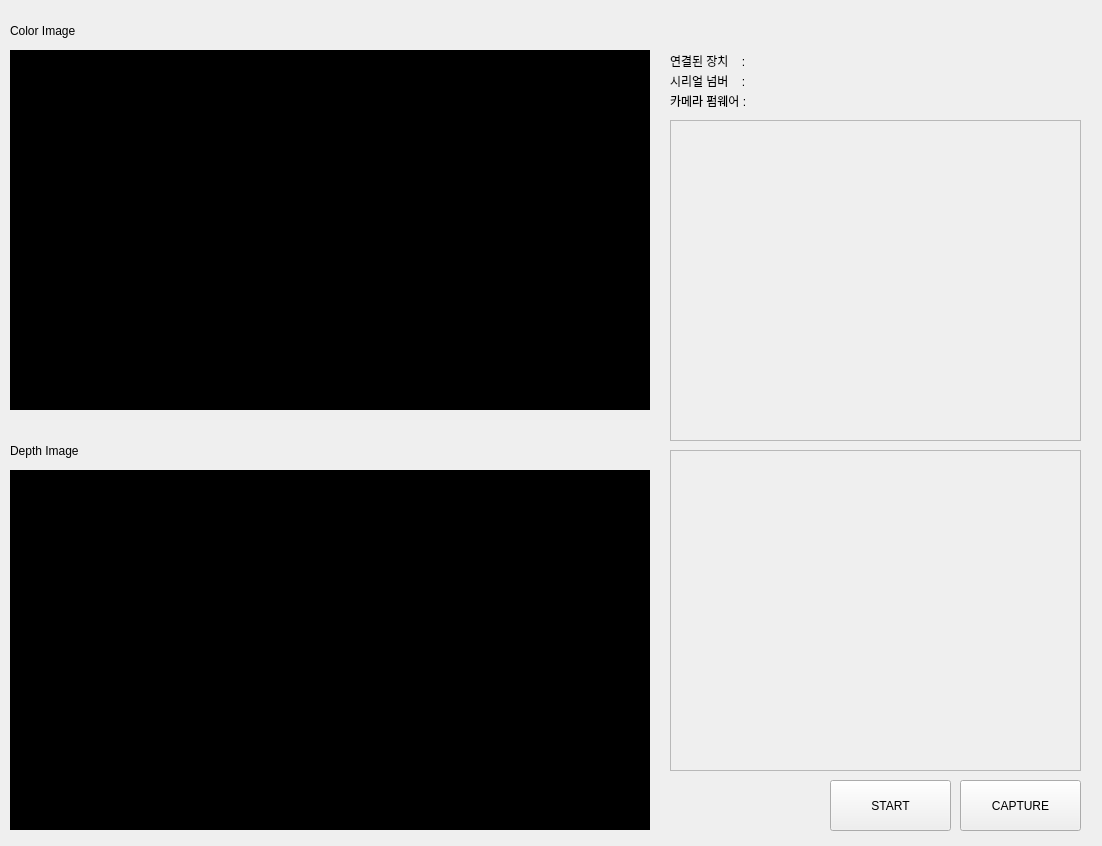
First picture: the form in 3D_Face_scanning.vc140/MainQtApplication/demofirstpart.ui, repository CSID-DGU/2017-2-CECD-BirdSound-1, before the edit.
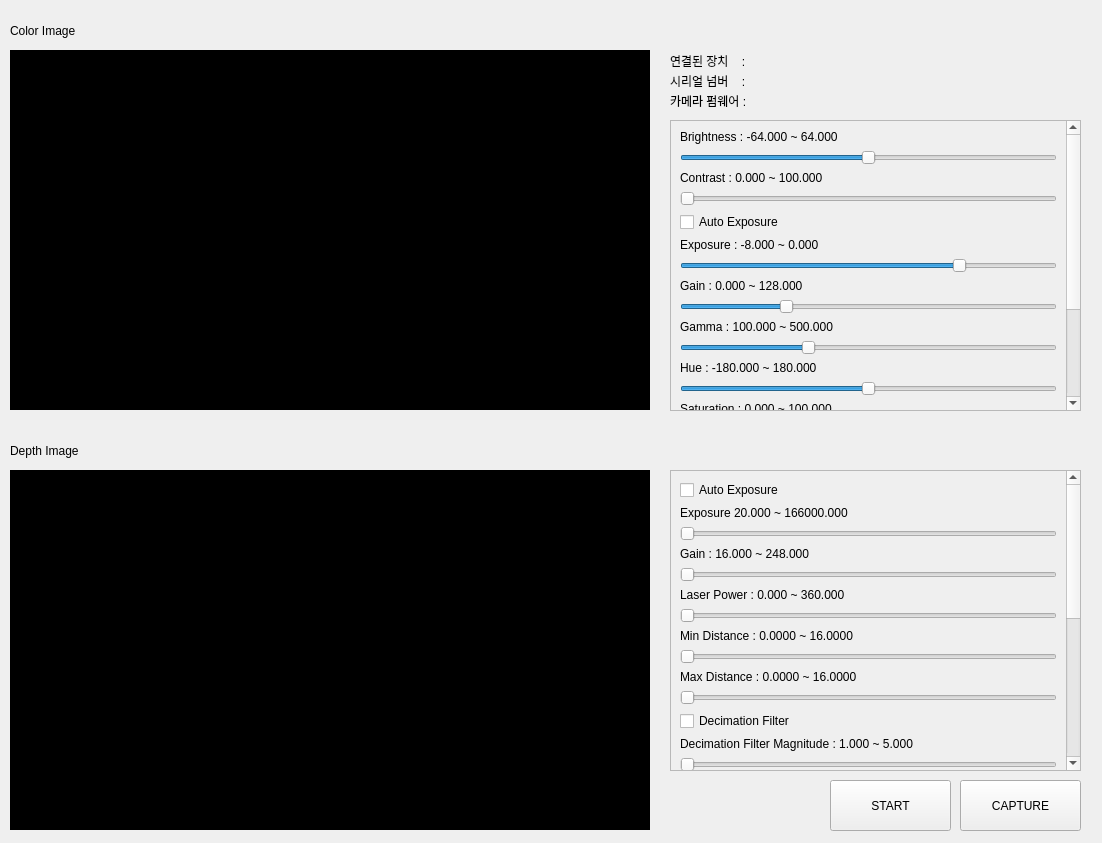
Second picture: the form after the edit.

Commit message: confirm UI design

```diff
--- a/3D_Face_scanning.vc140/MainQtApplication/demofirstpart.ui
+++ b/3D_Face_scanning.vc140/MainQtApplication/demofirstpart.ui
@@ -7,7 +7,7 @@
     <x>0</x>
     <y>0</y>
     <width>1102</width>
-    <height>846</height>
+    <height>843</height>
    </rect>
   </property>
   <property name="windowTitle">
@@ -107,9 +107,9 @@
    <property name="geometry">
     <rect>
      <x>670</x>
-     <y>450</y>
+     <y>470</y>
      <width>411</width>
-     <height>321</height>
+     <height>301</height>
     </rect>
    </property>
    <property name="widgetResizable">
@@ -119,11 +119,269 @@
     <property name="geometry">
      <rect>
       <x>0</x>
-      <y>0</y>
-      <width>409</width>
-      <height>319</height>
+      <y>-353</y>
+      <width>392</width>
+      <height>652</height>
      </rect>
     </property>
+    <layout class="QGridLayout" name="gridLayout_2">
+     <item row="2" column="0">
+      <widget class="QSlider" name="Exposure_">
+       <property name="minimum">
+        <number>20</number>
+       </property>
+       <property name="maximum">
+        <number>166000</number>
+       </property>
+       <property name="singleStep">
+        <number>10</number>
+       </property>
+       <property name="orientation">
+        <enum>Qt::Horizontal</enum>
+       </property>
+      </widget>
+     </item>
+     <item row="5" column="0">
+      <widget class="QLabel" name="label_14">
+       <property name="text">
+        <string>Laser Power : 0.000 ~ 360.000  </string>
+       </property>
+      </widget>
+     </item>
+     <item row="8" column="0">
+      <widget class="QSlider" name="MinDistance">
+       <property name="maximum">
+        <number>16</number>
+       </property>
+       <property name="orientation">
+        <enum>Qt::Horizontal</enum>
+       </property>
+      </widget>
+     </item>
+     <item row="6" column="0">
+      <widget class="QSlider" name="LaserPower">
+       <property name="maximum">
+        <number>360</number>
+       </property>
+       <property name="singleStep">
+        <number>10</number>
+       </property>
+       <property name="orientation">
+        <enum>Qt::Horizontal</enum>
+       </property>
+      </widget>
+     </item>
+     <item row="9" column="0">
+      <widget class="QLabel" name="label_16">
+       <property name="text">
+        <string>Max Distance : 0.0000 ~ 16.0000  </string>
+       </property>
+      </widget>
+     </item>
+     <item row="10" column="0">
+      <widget class="QSlider" name="MaxDistance">
+       <property name="maximum">
+        <number>16</number>
+       </property>
+       <property name="orientation">
+        <enum>Qt::Horizontal</enum>
+       </property>
+      </widget>
+     </item>
+     <item row="4" column="0">
+      <widget class="QSlider" name="Gain_2">
+       <property name="minimum">
+        <number>16</number>
+       </property>
+       <property name="maximum">
+        <number>248</number>
+       </property>
+       <property name="orientation">
+        <enum>Qt::Horizontal</enum>
+       </property>
+      </widget>
+     </item>
+     <item row="12" column="0">
+      <widget class="QLabel" name="label_17">
+       <property name="text">
+        <string>Decimation Filter Magnitude : 1.000 ~ 5.000  </string>
+       </property>
+      </widget>
+     </item>
+     <item row="1" column="0">
+      <widget class="QLabel" name="label_12">
+       <property name="text">
+        <string>Exposure 20.000 ~ 166000.000  </string>
+       </property>
+      </widget>
+     </item>
+     <item row="7" column="0">
+      <widget class="QLabel" name="label_15">
+       <property name="text">
+        <string>Min Distance : 0.0000 ~ 16.0000  </string>
+       </property>
+      </widget>
+     </item>
+     <item row="3" column="0">
+      <widget class="QLabel" name="label_13">
+       <property name="text">
+        <string>Gain : 16.000 ~ 248.000  </string>
+       </property>
+      </widget>
+     </item>
+     <item row="21" column="0">
+      <widget class="QCheckBox" name="TemporalFilter">
+       <property name="text">
+        <string>Temporal Filter</string>
+       </property>
+      </widget>
+     </item>
+     <item row="24" column="0">
+      <widget class="QLabel" name="label_22">
+       <property name="text">
+        <string>Temporal Filter Smooth Alpha : 0.0000 ~ 1.0000  </string>
+       </property>
+      </widget>
+     </item>
+     <item row="25" column="0">
+      <widget class="QSlider" name="TemporalFilterSmoothAlpha">
+       <property name="maximum">
+        <number>100</number>
+       </property>
+       <property name="orientation">
+        <enum>Qt::Horizontal</enum>
+       </property>
+      </widget>
+     </item>
+     <item row="13" column="0">
+      <widget class="QSlider" name="DecimationFilterMagnitude">
+       <property name="minimum">
+        <number>1</number>
+       </property>
+       <property name="maximum">
+        <number>5</number>
+       </property>
+       <property name="orientation">
+        <enum>Qt::Horizontal</enum>
+       </property>
+      </widget>
+     </item>
+     <item row="15" column="0">
+      <widget class="QLabel" name="label_18">
+       <property name="text">
+        <string>Spatial Filter Magnitude : 1.000 ~ 5000</string>
+       </property>
+      </widget>
+     </item>
+     <item row="19" column="0">
+      <widget class="QLabel" name="label_20">
+       <property name="text">
+        <string>Spatial Filter Smooth Delta : 1.000 ~ 50.000  </string>
+       </property>
+      </widget>
+     </item>
+     <item row="27" column="0">
+      <widget class="QSlider" name="TemporalFilterSmoothDelta">
+       <property name="minimum">
+        <number>1</number>
+       </property>
+       <property name="maximum">
+        <number>100</number>
+       </property>
+       <property name="orientation">
+        <enum>Qt::Horizontal</enum>
+       </property>
+      </widget>
+     </item>
+     <item row="16" column="0">
+      <widget class="QSlider" name="SpatialFilterMagnitude">
+       <property name="maximum">
+        <number>5</number>
+       </property>
+       <property name="orientation">
+        <enum>Qt::Horizontal</enum>
+       </property>
+      </widget>
+     </item>
+     <item row="17" column="0">
+      <widget class="QLabel" name="label_19">
+       <property name="text">
+        <string>Spatial Filter Smooth Alpha : 0.2500 ~ 1.0000  </string>
+       </property>
+      </widget>
+     </item>
+     <item row="11" column="0">
+      <widget class="QCheckBox" name="DecimationFilter">
+       <property name="text">
+        <string>Decimation Filter</string>
+       </property>
+      </widget>
+     </item>
+     <item row="20" column="0">
+      <widget class="QSlider" name="SpatialFilterSmoothDelta">
+       <property name="minimum">
+        <number>1</number>
+       </property>
+       <property name="maximum">
+        <number>50</number>
+       </property>
+       <property name="orientation">
+        <enum>Qt::Horizontal</enum>
+       </property>
+      </widget>
+     </item>
+     <item row="23" column="0">
+      <widget class="QSlider" name="TemporalFilterMagnitude">
+       <property name="maximum">
+        <number>15</number>
+       </property>
+       <property name="orientation">
+        <enum>Qt::Horizontal</enum>
+       </property>
+      </widget>
+     </item>
+     <item row="22" column="0">
+      <widget class="QLabel" name="label_21">
+       <property name="text">
+        <string>Temporal Filter Magnitude : 0.000 ~ 15.000  </string>
+       </property>
+      </widget>
+     </item>
+     <item row="26" column="0">
+      <widget class="QLabel" name="label_23">
+       <property name="text">
+        <string>Temporal Filter Smooth Delta : 1.000 ~ 100.000  </string>
+       </property>
+      </widget>
+     </item>
+     <item row="18" column="0">
+      <widget class="QSlider" name="SpatialFilterSmoothAlpha">
+       <property name="minimum">
+        <number>25</number>
+       </property>
+       <property name="maximum">
+        <number>100</number>
+       </property>
+       <property name="orientation">
+        <enum>Qt::Horizontal</enum>
+       </property>
+      </widget>
+     </item>
+     <item row="14" column="0">
+      <widget class="QCheckBox" name="SpatialFilter">
+       <property name="text">
+        <string>Spatial Filter</string>
+       </property>
+      </widget>
+     </item>
+     <item row="0" column="0">
+      <widget class="QCheckBox" name="AutoExposure_2">
+       <property name="text">
+        <string>Auto Exposure</string>
+       </property>
+      </widget>
+     </item>
+    </layout>
    </widget>
   </widget>
   <widget class="QScrollArea" name="scrollArea_3">
@@ -132,7 +390,7 @@
      <x>670</x>
      <y>120</y>
      <width>411</width>
-     <height>321</height>
+     <height>291</height>
     </rect>
    </property>
    <property name="widgetResizable">
@@ -142,11 +400,210 @@
     <property name="geometry">
      <rect>
       <x>0</x>
-      <y>0</y>
-      <width>409</width>
-      <height>319</height>
+      <y>-181</y>
+      <width>392</width>
+      <height>470</height>
      </rect>
     </property>
+    <layout class="QGridLayout" name="gridLayout">
+     <item row="4" column="0">
+      <widget class="QCheckBox" name="AutoExposure">
+       <property name="text">
+        <string>Auto Exposure</string>
+       </property>
+      </widget>
+     </item>
+     <item row="17" column="0">
+      <widget class="QCheckBox" name="AutoWhiteBalance">
+       <property name="text">
+        <string>Enable Auto White Balance</string>
+       </property>
+      </widget>
+     </item>
+     <item row="6" column="0">
+      <widget class="QSlider" name="Exposure">
+       <property name="minimum">
+        <number>-8</number>
+       </property>
+       <property name="maximum">
+        <number>0</number>
+       </property>
+       <property name="value">
+        <number>-2</number>
+       </property>
+       <property name="orientation">
+        <enum>Qt::Horizontal</enum>
+       </property>
+      </widget>
+     </item>
+     <item row="5" column="0">
+      <widget class="QLabel" name="label_5">
+       <property name="text">
+        <string>Exposure : -8.000 ~ 0.000 </string>
+       </property>
+      </widget>
+     </item>
+     <item row="8" column="0">
+      <widget class="QSlider" name="Gain">
+       <property name="maximum">
+        <number>128</number>
+       </property>
+       <property name="value">
+        <number>35</number>
+       </property>
+       <property name="orientation">
+        <enum>Qt::Horizontal</enum>
+       </property>
+      </widget>
+     </item>
+     <item row="9" column="0">
+      <widget class="QLabel" name="label_7">
+       <property name="text">
+        <string>Gamma : 100.000 ~ 500.000  </string>
+       </property>
+      </widget>
+     </item>
+     <item row="10" column="0">
+      <widget class="QSlider" name="Gamma">
+       <property name="minimum">
+        <number>100</number>
+       </property>
+       <property name="maximum">
+        <number>500</number>
+       </property>
+       <property name="value">
+        <number>234</number>
+       </property>
+       <property name="orientation">
+        <enum>Qt::Horizontal</enum>
+       </property>
+      </widget>
+     </item>
+     <item row="12" column="0">
+      <widget class="QSlider" name="Hue">
+       <property name="minimum">
+        <number>-180</number>
+       </property>
+       <property name="maximum">
+        <number>180</number>
+       </property>
+       <property name="orientation">
+        <enum>Qt::Horizontal</enum>
+       </property>
+      </widget>
+     </item>
+     <item row="15" column="0">
+      <widget class="QLabel" name="label_10">
+       <property name="text">
+        <string>Sharpness : 0.000 ~ 100.000  </string>
+       </property>
+      </widget>
+     </item>
+     <item row="11" column="0">
+      <widget class="QLabel" name="label_8">
+       <property name="text">
+        <string>Hue : -180.000 ~ 180.000  </string>
+       </property>
+      </widget>
+     </item>
+     <item row="7" column="0">
+      <widget class="QLabel" name="label_6">
+       <property name="text">
+        <string>Gain : 0.000 ~ 128.000  </string>
+       </property>
+      </widget>
+     </item>
+     <item row="13" column="0">
+      <widget class="QLabel" name="label_9">
+       <property name="text">
+        <string>Saturation : 0.000 ~ 100.000   </string>
+       </property>
+      </widget>
+     </item>
+     <item row="14" column="0">
+      <widget class="QSlider" name="Saturation">
+       <property name="maximum">
+        <number>100</number>
+       </property>
+       <property name="value">
+        <number>22</number>
+       </property>
+       <property name="orientation">
+        <enum>Qt::Horizontal</enum>
+       </property>
+      </widget>
+     </item>
+     <item row="0" column="0">
+      <widget class="QLabel" name="label">
+       <property name="text">
+        <string>Brightness : -64.000 ~ 64.000</string>
+       </property>
+      </widget>
+     </item>
+     <item row="16" column="0">
+      <widget class="QSlider" name="Sharpness">
+       <property name="maximum">
+        <number>100</number>
+       </property>
+       <property name="orientation">
+        <enum>Qt::Horizontal</enum>
+       </property>
+      </widget>
+     </item>
+     <item row="1" column="0">
+      <widget class="QSlider" name="Brightness">
+       <property name="minimum">
+        <number>-64</number>
+       </property>
+       <property name="maximum">
+        <number>64</number>
+       </property>
+       <property name="orientation">
+        <enum>Qt::Horizontal</enum>
+       </property>
+      </widget>
+     </item>
+     <item row="2" column="0">
+      <widget class="QLabel" name="label_3">
+       <property name="text">
+        <string>Contrast : 0.000 ~ 100.000 </string>
+       </property>
+      </widget>
+     </item>
+     <item row="3" column="0">
+      <widget class="QSlider" name="Contrast">
+       <property name="maximum">
+        <number>100</number>
+       </property>
+       <property name="orientation">
+        <enum>Qt::Horizontal</enum>
+       </property>
+      </widget>
+     </item>
+     <item row="19" column="0">
+      <widget class="QSlider" name="WhiteBalance">
+       <property name="minimum">
+        <number>2800</number>
+       </property>
+       <property name="maximum">
+        <number>6500</number>
+       </property>
+       <property name="singleStep">
+        <number>10</number>
+       </property>
+       <property name="orientation">
+        <enum>Qt::Horizontal</enum>
+       </property>
+      </widget>
+     </item>
+     <item row="18" column="0">
+      <widget class="QLabel" name="label_11">
+       <property name="text">
+        <string>White Balance : 2800.000 ~ 6500.000 </string>
+       </property>
+      </widget>
+     </item>
+    </layout>
    </widget>
   </widget>
   <widget class="QLabel" name="camName">
```
Left out of the diff: 14 changed lines with no effect on the pictures. The commit also changes 4 other files.
